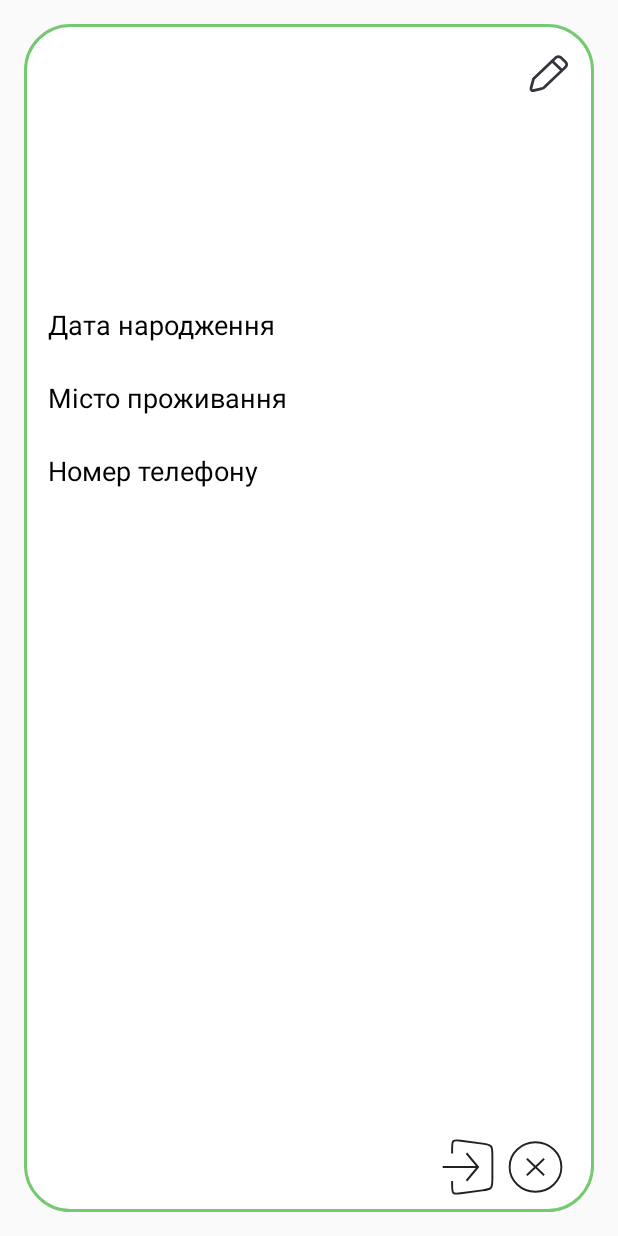
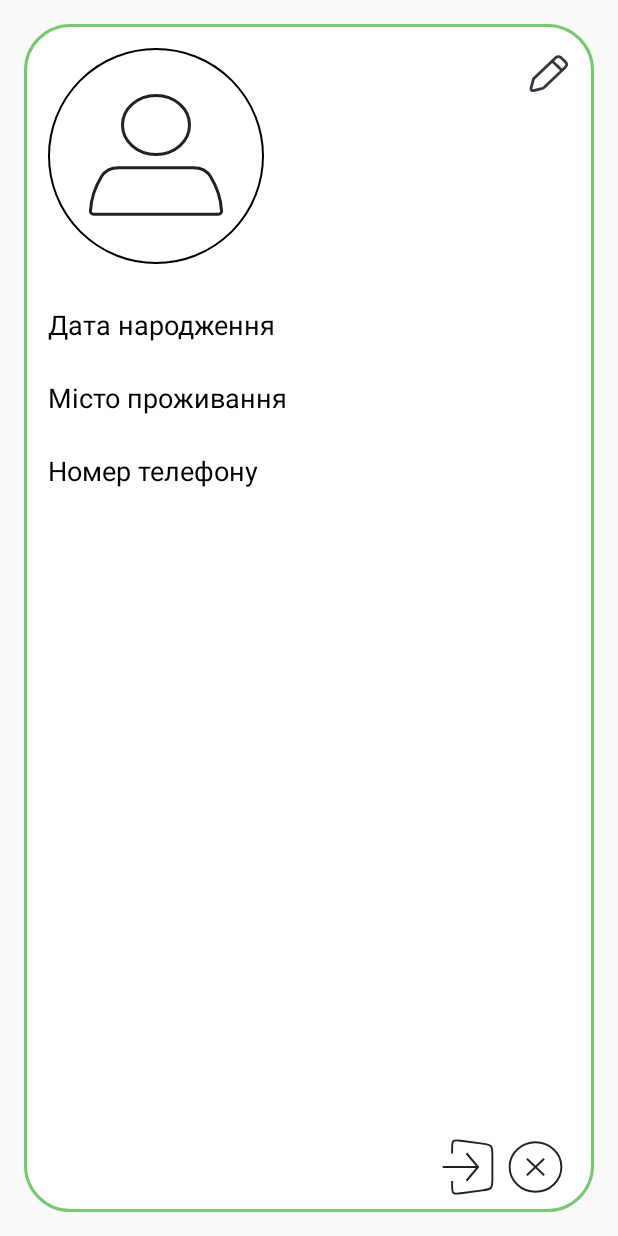
Before and after one commit to DEA-NERA/finally-work, an Android app: the fragment HomeFragment shown on its own in the app's theme, on a phone screen of 412 x 824 dp. Run offline under Robolectric (Android 15) with nearby library versions, the phone set to English and light mode, and no system bars; our stand-ins replace CircleImageView, Firebase (no records; nobody signed in at launch, a user with empty details on screens opened directly).

Commit message:
added doctor

```diff
--- /dev/null
+++ b/app/src/main/res/drawable/photo_default.xml
@@ -0,0 +1,21 @@
+<vector xmlns:android="http://schemas.android.com/apk/res/android"
+    android:width="72dp"
+    android:height="72dp"
+    android:viewportWidth="72"
+    android:viewportHeight="72">
+  <path
+      android:pathData="M36,36m-36,0a36,36 0,1 1,72 0a36,36 0,1 1,-72 0"
+      android:fillColor="#ffffff"/>
+  <path
+      android:strokeWidth="1"
+      android:pathData="M47.167,25.667C47.167,31.042 42.226,35.5 36,35.5C29.774,35.5 24.833,31.042 24.833,25.667C24.833,20.291 29.774,15.833 36,15.833C42.226,15.833 47.167,20.291 47.167,25.667Z"
+      android:fillColor="#00000000"
+      android:strokeColor="#222222"
+      android:strokeLineCap="round"/>
+  <path
+      android:strokeWidth="1"
+      android:pathData="M17.887,42.757C19.071,40.828 21.25,39.875 23.513,39.875H48.487C50.75,39.875 52.929,40.828 54.113,42.757C55.686,45.317 57.616,49.417 57.851,54.374C57.877,54.926 57.427,55.375 56.875,55.375H15.125C14.573,55.375 14.123,54.926 14.149,54.374C14.384,49.417 16.315,45.317 17.887,42.757Z"
+      android:fillColor="#00000000"
+      android:strokeColor="#222222"
+      android:strokeLineCap="round"/>
+</vector>
--- a/app/src/main/res/layout/fragment_home.xml
+++ b/app/src/main/res/layout/fragment_home.xml
@@ -13,6 +13,17 @@
         android:background="@drawable/selector_rectangle_border_green_radius_30"
         app:layout_constraintTop_toTopOf="parent">
 
+        <de.hdodenhof.circleimageview.CircleImageView
+            android:id="@+id/DoctorAvatar"
+            android:layout_width="144dp"
+            android:layout_height="144dp"
+            android:layout_margin="16dp"
+            android:src="@drawable/photo_default"
+            app:layout_constraintStart_toStartOf="parent"
+            app:layout_constraintTop_toTopOf="parent"
+            app:civ_border_color="@color/black"
+            app:civ_border_width="1dp"
+            />
         <TextView
             android:id="@+id/userNameTextView"
             android:layout_width="wrap_content"
@@ -22,7 +33,8 @@
             android:textColor="@color/black"
             android:textSize="18dp"
             app:layout_constraintEnd_toStartOf="@id/RemoveBtn"
-            app:layout_constraintTop_toTopOf="parent" />
+            app:layout_constraintTop_toTopOf="parent"
+            app:layout_constraintStart_toStartOf="@id/titlesBarrier"/>
 
         <TextView
             android:id="@+id/userEmailTextView"
@@ -98,6 +110,16 @@
             app:layout_constraintTop_toTopOf="@id/userCityTextView"
             app:layout_constraintEnd_toEndOf="parent"
             app:layout_constraintStart_toEndOf="@+id/titlesBarrier" />
+        <TextView
+            android:id="@+id/NumPhoneTextView"
+            android:layout_width="0dp"
+            android:layout_height="wrap_content"
+            android:textColor="@color/black"
+            android:textSize="18dp"
+            app:layout_constraintBottom_toBottomOf="@id/userNumberPhoneTextView"
+            app:layout_constraintEnd_toEndOf="parent"
+            app:layout_constraintStart_toEndOf="@+id/titlesBarrier" />
+
 
         <Button
             android:id="@+id/DellAccBtn"
--- a/app/src/main/res/layout/item_doctor.xml
+++ b/app/src/main/res/layout/item_doctor.xml
@@ -18,7 +18,7 @@
             android:layout_width="100dp"
             android:layout_height="100dp"
             android:layout_margin="16dp"
-            android:src="@drawable/ic_inf_user"
+            android:src="@drawable/photo_default"
             app:layout_constraintStart_toStartOf="parent"
             app:layout_constraintTop_toTopOf="parent" />
 
```
